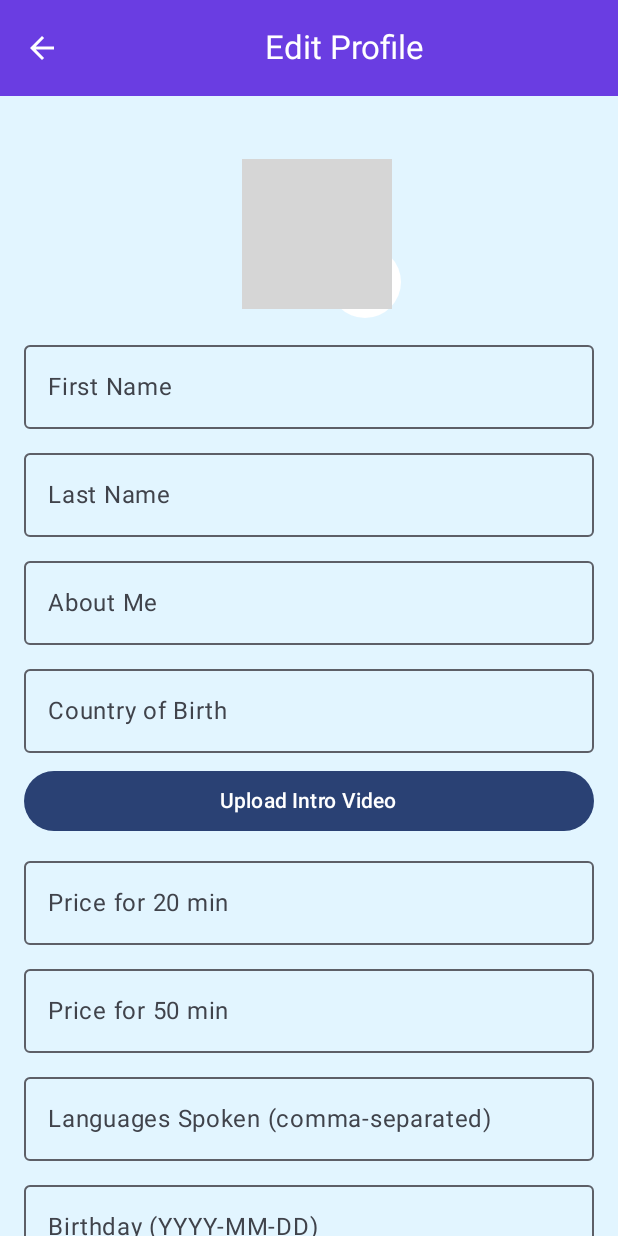
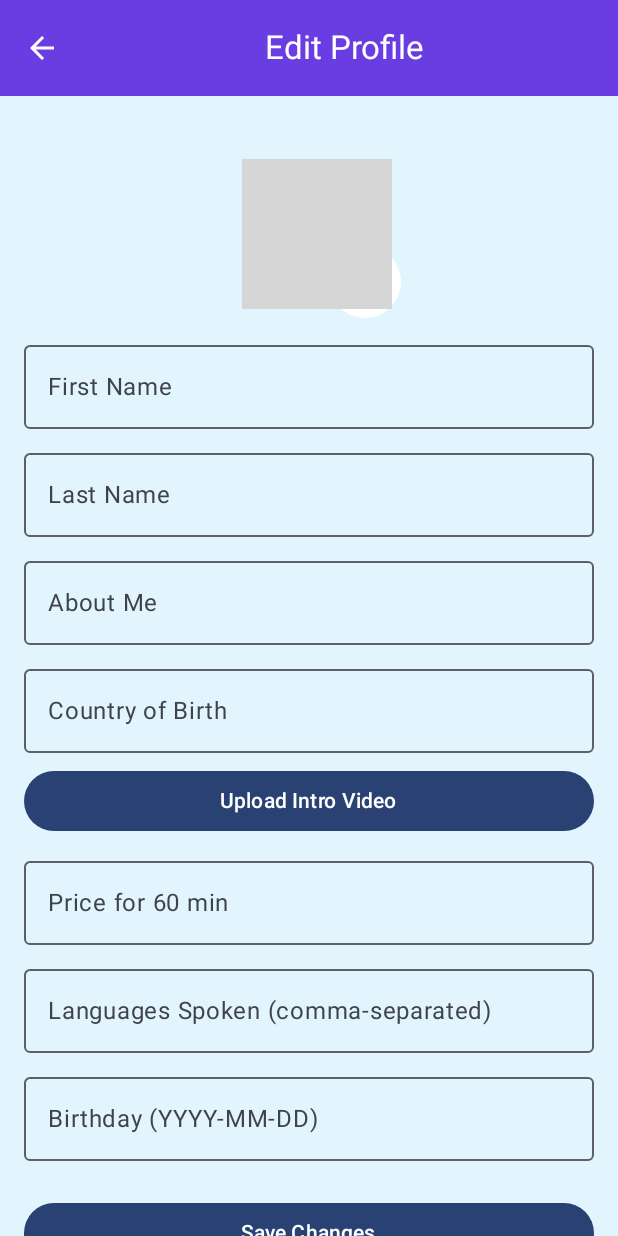
Before and after one commit to jmadusanka/KieliBuddy, an Android app built with Jetpack Compose: the EditableTutorProfilePage screen opened through its navigation route, on a phone screen of 412 x 824 dp. Run offline under Robolectric (Android 15) with nearby library versions, the phone set to English and light mode, and no system bars; our stand-ins replace Firebase (no records; nobody signed in at launch, a user with empty details on screens opened directly), livedata-compose; libraries missing offline, so code that uses them is left out: com.facebook; pictures from the network do not load; grey boxes are pictures that could not be loaded.

Commit message:
update tutoredit page - price only for 60mins

```diff
--- a/app/src/main/java/com/example/kielibuddy/ui/pages/EditableTutorProfilePage.kt
+++ b/app/src/main/java/com/example/kielibuddy/ui/pages/EditableTutorProfilePage.kt
@@ -54,8 +54,7 @@ fun EditableTutorProfilePage(navController: NavController, authViewModel: AuthVi
     var lastName by remember { mutableStateOf(TextFieldValue(userData?.lastName ?: "")) }
     var aboutMe by remember { mutableStateOf(TextFieldValue(userData?.aboutMe ?: "")) }
     var country by remember { mutableStateOf(TextFieldValue(userData?.countryOfBirth ?: "")) }
-    var price20 by remember { mutableStateOf(TextFieldValue(userData?.price20Min?.toInt()?.toString() ?: "")) }
-    var price50 by remember { mutableStateOf(TextFieldValue(userData?.price50Min?.toInt()?.toString() ?: "")) }
+    var price60 by remember { mutableStateOf(TextFieldValue(userData?.price50Min?.toInt()?.toString() ?: "")) }
     var languages by remember { mutableStateOf(TextFieldValue(userData?.languagesSpoken?.joinToString(", ") ?: "")) }
     var birthday by remember { mutableStateOf(TextFieldValue(userData?.birthday ?: "")) }
 
@@ -120,11 +119,11 @@ fun EditableTutorProfilePage(navController: NavController, authViewModel: AuthVi
                     }
                 },
                 colors = TopAppBarDefaults.topAppBarColors(
-                    containerColor = Color(0xFF6A3DE2) // Match your app's purple
+                    containerColor = Color(0xFF6A3DE2)
                 )
             )
         },
-        containerColor = Color(0xE6E0F5FF) // Full background matches theme
+        containerColor = Color(0xE6E0F5FF)
     ) { innerPadding ->
         Column(
             modifier = Modifier
@@ -160,7 +159,6 @@ fun EditableTutorProfilePage(navController: NavController, authViewModel: AuthVi
                     )
                 }
             }
-
 
             Spacer(modifier = Modifier.height(16.dp))
 
@@ -232,18 +230,9 @@ fun EditableTutorProfilePage(navController: NavController, authViewModel: AuthVi
             Spacer(modifier = Modifier.height(8.dp))
 
             OutlinedTextField(
-                value = price20,
-                onValueChange = { price20 = it },
-                label = { Text("Price for 20 min") },
-                keyboardOptions = KeyboardOptions(keyboardType = KeyboardType.Number),
-                modifier = Modifier.fillMaxWidth()
-            )
-            Spacer(modifier = Modifier.height(8.dp))
-
-            OutlinedTextField(
-                value = price50,
-                onValueChange = { price50 = it },
-                label = { Text("Price for 50 min") },
+                value = price60,
+                onValueChange = { price60 = it },
+                label = { Text("Price for 60 min") },
                 keyboardOptions = KeyboardOptions(keyboardType = KeyboardType.Number),
                 modifier = Modifier.fillMaxWidth()
             )
@@ -272,8 +261,7 @@ fun EditableTutorProfilePage(navController: NavController, authViewModel: AuthVi
                     "aboutMe" to aboutMe.text,
                     "countryOfBirth" to country.text,
                     "introVideoUrl" to introVideoUrl,
-                    "price20Min" to (price20.text.toIntOrNull() ?: 0) as Any,
-                    "price50Min" to (price50.text.toIntOrNull() ?: 0) as Any,
+                    "price50Min" to (price60.text.toIntOrNull() ?: 0) as Any,
                     "languagesSpoken" to languages.text.split(",").map { it.trim() },
                     "birthday" to birthday.text
                 )
@@ -292,7 +280,7 @@ fun EditableTutorProfilePage(navController: NavController, authViewModel: AuthVi
             Spacer(modifier = Modifier.height(8.dp))
 
             Button(
-                onClick = { navController.navigate("profile") }, // or navController.popBackStack()
+                onClick = { navController.navigate("profile") },
                 colors = ButtonDefaults.buttonColors(containerColor = Color.LightGray),
                 modifier = Modifier.fillMaxWidth()
             ) {
```
